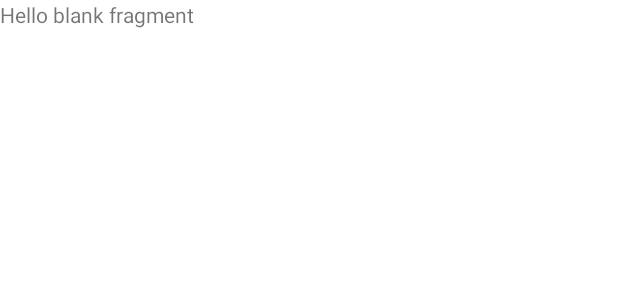
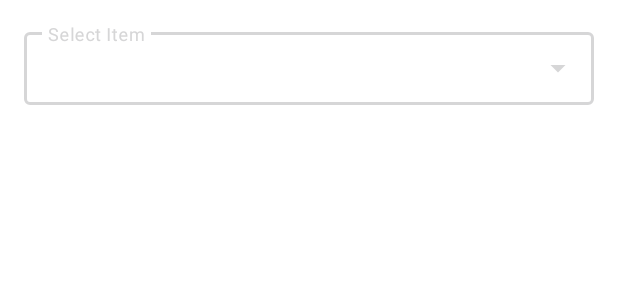
Before and after one commit to ABPcodes/Health-Buddy, an Android app: the layout fragment_doctor.xml on its own in the app's theme, with its tools: preview values and no code run, on a phone screen of 412 x 824 dp. Shown: the top 300 px of the screen. Run offline under Robolectric (Android 15) with nearby library versions, the phone set to English and light mode, and no system bars.

Commit message:
doctor added

```diff
--- a/app/src/main/res/layout/fragment_doctor.xml
+++ b/app/src/main/res/layout/fragment_doctor.xml
@@ -1,14 +1,29 @@
 <?xml version="1.0" encoding="utf-8"?>
-<FrameLayout xmlns:android="http://schemas.android.com/apk/res/android"
+<androidx.coordinatorlayout.widget.CoordinatorLayout xmlns:android="http://schemas.android.com/apk/res/android"
     xmlns:tools="http://schemas.android.com/tools"
     android:layout_width="match_parent"
     android:layout_height="match_parent"
     tools:context=".doctor">
 
-    <!-- TODO: Update blank fragment layout -->
-    <TextView
+
+
+<com.google.android.material.textfield.TextInputLayout
+    android:layout_width="match_parent"
+    android:layout_height="wrap_content"
+    android:layout_margin="16dp"
+    android:hint="@string/select"
+    style="@style/Widget.MaterialComponents.TextInputLayout.OutlinedBox.Dense.ExposedDropdownMenu">
+
+
+    <AutoCompleteTextView
         android:layout_width="match_parent"
-        android:layout_height="match_parent"
-        android:text="@string/hello_blank_fragment" />
+        android:layout_height="wrap_content"
+        android:id="@+id/auto_complete_txt"
+        android:inputType="none"
+        ></AutoCompleteTextView>
 
-</FrameLayout>
+
+</com.google.android.material.textfield.TextInputLayout>
+
+
+</androidx.coordinatorlayout.widget.CoordinatorLayout>
--- a/app/src/main/res/values/strings.xml
+++ b/app/src/main/res/values/strings.xml
@@ -35,6 +35,7 @@
 
 
     <string name="FASTING_PLSAMA_GLUCOSE">FASTING PLSAMA GLUCOSE (mg/dl)</string>
+    <string name="select">Select Item</string>
 
 
 </resources>
```
Also changed, not shown: app/src/main/java/com/example/dashboard/doctor.java (+46 -38 lines), app/src/main/res/layout/list_item.xml (added, +10 -0 lines).
